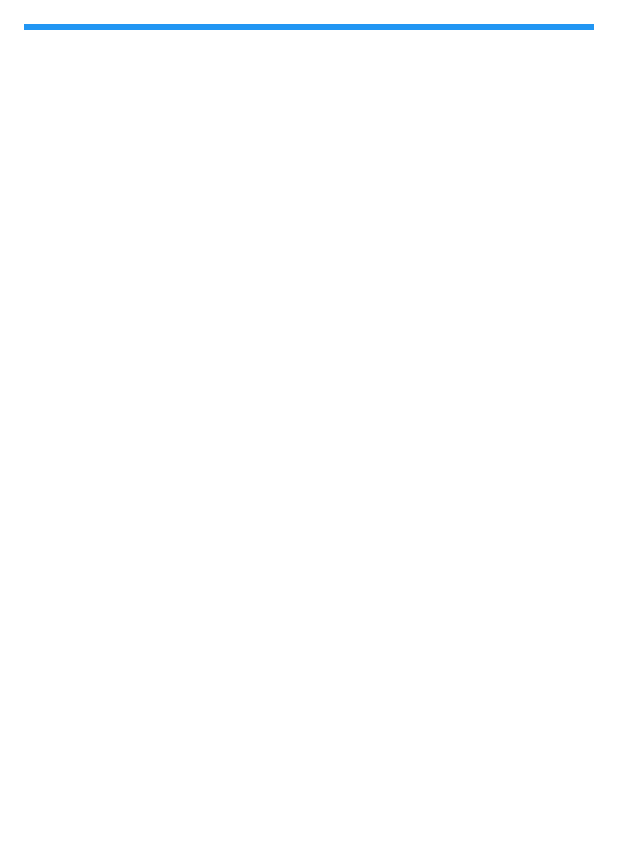
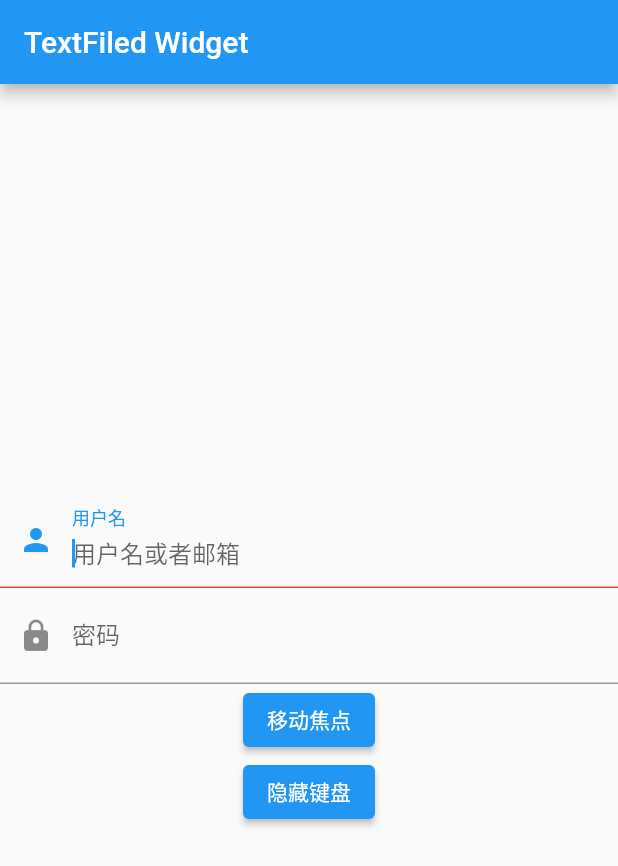
Before and after one commit to dashingqi/DQFlutter, a Flutter app: the screen it shows after launch, on a phone screen of 412 x 824 dp. Shown: the top 866 px of the screen. Run offline on Flutter 3.47's test engine with Material 2 defaults, Android fonts, the phone set to English and light mode, and no system bars.

Commit message:
【Flutter】【update TextField】

```diff
--- a/lib/main.dart
+++ b/lib/main.dart
@@ -2,6 +2,7 @@ import 'package:dq_flutter/widget/icon.dart';
 import 'package:dq_flutter/widget/image.dart';
 import 'package:dq_flutter/widget/progress.dart';
 import 'package:dq_flutter/widget/switchCheckbox.dart';
+import 'package:dq_flutter/widget/textfield.dart';
 import 'package:flutter/material.dart';
 
 void main() {
@@ -18,7 +19,7 @@ class MyApp extends StatelessWidget {
       theme: ThemeData(
         primarySwatch: Colors.blue,
       ),
-      home: const ProgressRoute(),
+      home: const TextFieldWidget(),
     );
   }
 }
--- /dev/null
+++ b/lib/widget/textfield.dart
@@ -0,0 +1,91 @@
+import 'package:flutter/material.dart';
+
+class TextFieldWidget extends StatefulWidget {
+  const TextFieldWidget({super.key});
+
+  @override
+  State<StatefulWidget> createState() {
+    return _TexTFieldWidgetState();
+  }
+}
+
+class _TexTFieldWidgetState extends State<TextFieldWidget> {
+  final TextEditingController _userNameController = TextEditingController();
+
+  final TextEditingController _selectionController = TextEditingController();
+
+  FocusNode focusNode1 = FocusNode();
+  FocusNode focusNode2 = FocusNode();
+
+  FocusScopeNode? focusScopeNode;
+
+  @override
+  void initState() {
+    _userNameController.addListener(() {
+      print("controller ---> userName = ${_userNameController.text}");
+    });
+    _selectionController.text = "hello world";
+    _selectionController.selection = TextSelection(
+        baseOffset: 2, extentOffset: _selectionController.text.length);
+    super.initState();
+  }
+
+  @override
+  Widget build(BuildContext context) {
+    focusNode1.addListener(() {
+      print(focusNode1.hasFocus);
+    });
+
+    focusNode2.addListener(() {
+      print(focusNode2.hasFocus);
+    });
+    return Scaffold(
+      appBar: AppBar(
+        title: const Text("TextFiled Widget"),
+      ),
+      body: Center(
+        child: Column(
+          mainAxisAlignment: MainAxisAlignment.center,
+          children: [
+            TextField(
+              autofocus: true,
+              focusNode: focusNode1,
+              onChanged: (v) {
+                print("onChange userName --> $v");
+              },
+              decoration: const InputDecoration(
+                  labelText: "用户名",
+                  hintText: "用户名或者邮箱",
+                  prefixIcon: Icon(Icons.person),
+                  enabledBorder: UnderlineInputBorder(
+                      borderSide: BorderSide(color: Colors.yellow)),
+                  focusedBorder: UnderlineInputBorder(
+                      borderSide: BorderSide(color: Colors.red))),
+              controller: _userNameController,
+            ),
+            TextField(
+              focusNode: focusNode2,
+              decoration: const InputDecoration(
+                  labelText: "密码",
+                  hintText: "您的登录密码",
+                  prefixIcon: Icon(Icons.lock)),
+              obscureText: true,
+            ),
+            ElevatedButton(
+                onPressed: () {
+                  focusScopeNode ??= FocusScope.of(context);
+                  focusScopeNode?.requestFocus(focusNode2);
+                },
+                child: const Text("移动焦点")),
+            ElevatedButton(
+                onPressed: () {
+                  focusNode1.unfocus();
+                  focusNode2.unfocus();
+                },
+                child: const Text("隐藏键盘"))
+          ],
+        ),
+      ),
+    );
+  }
+}
```
